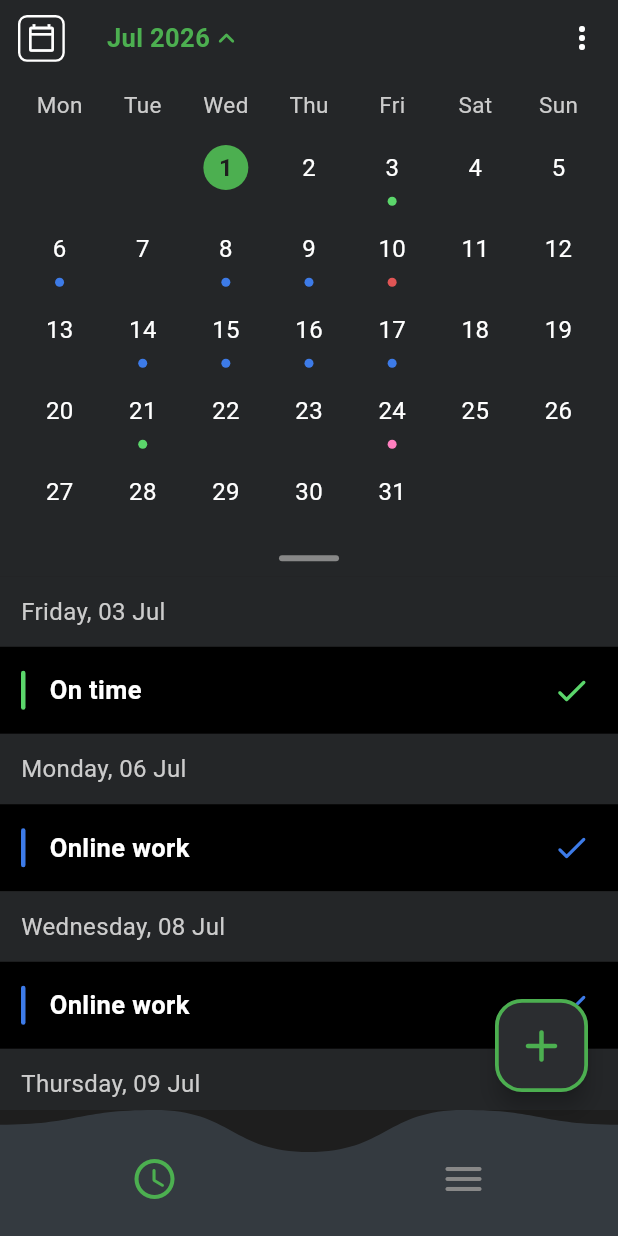
After one commit to Emi7i/ClockOut, a Flutter app: the screen it shows after launch, after a tap on the "calendar month" icon, on a phone screen of 412 x 824 dp. The commit adds this screen. Run offline on Flutter 3.47's test engine with Material 3 defaults, Android fonts, the phone set to English and light mode, and no system bars; our stand-ins replace flutter_bloc, flutter_colorpicker, flutter_local_notifications, permission_handler, sqflite; missing offline and left inert: alarm; accounts and stored records are empty; Roboto replaces fonts that are missing (Arial).

Commit message:
Add calendar view screeen

```diff
--- a/lib/app_shell.dart
+++ b/lib/app_shell.dart
@@ -1,5 +1,6 @@
 import 'package:flutter/material.dart';
 import 'package:flutter_bloc/flutter_bloc.dart';
+import '../features/calendar/screens/calendar_screen.dart';
 import '../features/clock/bloc/clock_bloc.dart';
 import '../features/clock/screens/alarm_ringing_screen.dart';
 import '../features/clock/screens/clock_in_screen.dart';
@@ -29,6 +30,7 @@ class AppShell extends StatefulWidget {
 class _AppShellState extends State<AppShell> with WidgetsBindingObserver {
   int  _navIndex      = 0;
   bool _showSettings  = false;
+  bool _showCalendar  = false;
   bool _ringingScreenOpen = false;
 
   @override
@@ -62,11 +64,14 @@ class _AppShellState extends State<AppShell> with WidgetsBindingObserver {
     setState(() {
       _navIndex     = index;
       _showSettings = false;
+      _showCalendar = false;
     });
   }
 
   void _openSettings()  => setState(() => _showSettings = true);
   void _closeSettings() => setState(() => _showSettings = false);
+  void _openCalendar()  => setState(() => _showCalendar = true);
+  void _closeCalendar() => setState(() => _showCalendar = false);
 
   bool _isRinging(ClockState state) => state is ClockActive && state.isRinging;
 
@@ -103,10 +108,20 @@ class _AppShellState extends State<AppShell> with WidgetsBindingObserver {
       );
     }
 
+    // ── Calendar overlay ──────────────────────────────────
+    if (_showCalendar) {
+      return CalendarScreen(
+        onBack:   _closeCalendar,
+        navIndex: _navIndex,
+        onNavTap: _onNavTap,
+      );
+    }
+
     // ── Tab content ───────────────────────────────────────
     return switch (_navIndex) {
       0 => _ClockTabSwitcher(
            onSettingsTap: _openSettings,
+           onCalendarTap: _openCalendar,
            navIndex:      _navIndex,
            onNavTap:      _onNavTap,
          ),
@@ -117,6 +132,7 @@ class _AppShellState extends State<AppShell> with WidgetsBindingObserver {
          ),
       _ => _ClockTabSwitcher(
            onSettingsTap: _openSettings,
+           onCalendarTap: _openCalendar,
            navIndex:      _navIndex,
            onNavTap:      _onNavTap,
          ),
@@ -128,11 +144,13 @@ class _AppShellState extends State<AppShell> with WidgetsBindingObserver {
 /// based on [ClockBloc] state.
 class _ClockTabSwitcher extends StatelessWidget {
   final VoidCallback      onSettingsTap;
+  final VoidCallback      onCalendarTap;
   final int               navIndex;
   final ValueChanged<int> onNavTap;
 
   const _ClockTabSwitcher({
     required this.onSettingsTap,
+    required this.onCalendarTap,
     required this.navIndex,
     required this.onNavTap,
   });
@@ -143,11 +161,13 @@ class _ClockTabSwitcher extends StatelessWidget {
       builder: (context, state) => switch (state) {
         ClockActive() => ClockedInScreen(
             onSettingsTap: onSettingsTap,
+            onCalendarTap: onCalendarTap,
             navIndex:      navIndex,
             onNavTap:      onNavTap,
           ),
         ClockIdle() => ClockInScreen(
             onSettingsTap: onSettingsTap,
+            onCalendarTap: onCalendarTap,
             navIndex:      navIndex,
             onNavTap:      onNavTap,
           ),
--- a/lib/common_widgets/app_top_bar.dart
+++ b/lib/common_widgets/app_top_bar.dart
@@ -16,12 +16,14 @@ class AppTopBar extends StatelessWidget {
   final String      timeLabel;
   final VoidCallback onSettingsTap;
   final Widget?     trailing;
+  final VoidCallback? onCalendarTap;
 
   const AppTopBar({
     super.key,
     required this.timeLabel,
     required this.onSettingsTap,
     this.trailing,
+    this.onCalendarTap,
   });
 
   @override
@@ -54,6 +56,16 @@ class AppTopBar extends StatelessWidget {
           // ── Optional trailing widget ───────────────────
           if (trailing != null)
             trailing!
+          else if (onCalendarTap != null)
+            GestureDetector(
+              onTap: onCalendarTap,
+              child: Icon(
+                Icons.calendar_month_outlined,
+                color: Theme.of(context).colorScheme.primary,
+                size: 28,
+                semanticLabel: 'Calendar',
+              ),
+            )
           else
             const SizedBox(width: 28), // mirror gear width for centering
         ],
--- a/lib/core/constants/app_text_styles.dart
+++ b/lib/core/constants/app_text_styles.dart
@@ -9,6 +9,9 @@ import 'app_colors.dart';
 abstract final class AppTextStyles {
   /// ← swap font family here
   static const String _font = 'Caveat';
+
+  /// Font used on the calendar screen (plain, non hand-drawn). ← swap here
+  static const String calendarFont = 'Arial';
 
   // ── Display ───────────────────────────────────────────────
   static const TextStyle timeDisplay = TextStyle(
--- /dev/null
+++ b/lib/features/calendar/screens/calendar_screen.dart
@@ -0,0 +1,531 @@
+import 'package:flutter/material.dart';
+import '../../../common_widgets/common_widgets.dart';
+import '../../../core/constants/constants.dart';
+import '../widgets/add_button.dart';
+
+/// ─────────────────────────────────────────────────────────────
+///  CALENDAR SCREEN  (UI shell only — no data / logic wired yet)
+///  Month grid with glowing status dots, a day-by-day status
+///  list below, and a "+" speed-dial for adding entries.
+/// ─────────────────────────────────────────────────────────────
+
+enum DayStatus { onTime, online, vacation, late }
+
+// Status colours (the accent colour stays user-swappable; these are fixed).
+const Color _kOnTime = Color(0xFF5BD66B);
+const Color _kOnline = Color(0xFF3D7BE8);
+const Color _kVacation = Color(0xFFFF7FBF);
+const Color _kLate = Color(0xFFE05555);
+
+Color _statusColor(DayStatus s) => switch (s) {
+      DayStatus.onTime => _kOnTime,
+      DayStatus.online => _kOnline,
+      DayStatus.vacation => _kVacation,
+      DayStatus.late => _kLate,
+    };
+
+// Plain (non hand-drawn) text for this screen; font set in AppTextStyles.calendarFont.
+const TextStyle _text = TextStyle(
+  fontFamily: AppTextStyles.calendarFont,
+  color: AppColors.textPrimary,
+  fontSize: 16,
+);
+
+const Color _kPanel = Color(0xFF242628);
+
+// ── Placeholder data (matches the wireframe: July 2026) ────────
+final DateTime _kMonth = DateTime(2026, 7);
+const int _kSelectedDay = 1;
+const Map<int, DayStatus> _kMockStatuses = {
+  3: DayStatus.onTime,
+  6: DayStatus.online,
+  8: DayStatus.online,
+  9: DayStatus.online,
+  10: DayStatus.late,
+  14: DayStatus.online,
+  15: DayStatus.online,
+  16: DayStatus.online,
+  17: DayStatus.online,
+  21: DayStatus.onTime,
+  24: DayStatus.vacation,
+};
+
+const _weekdays = ['Mon', 'Tue', 'Wed', 'Thu', 'Fri', 'Sat', 'Sun'];
+const _monthNames = [
+  'Jan',
+  'Feb',
+  'Mar',
+  'Apr',
+  'May',
+  'Jun',
+  'Jul',
+  'Aug',
+  'Sep',
+  'Oct',
+  'Nov',
+  'Dec',
+];
+const _weekdayNames = [
+  'Monday',
+  'Tuesday',
+  'Wednesday',
+  'Thursday',
+  'Friday',
+  'Saturday',
+  'Sunday',
+];
+
+class CalendarScreen extends StatefulWidget {
+  final VoidCallback onBack;
+  final int navIndex;
+  final ValueChanged<int> onNavTap;
+
+  const CalendarScreen({
+    super.key,
+    required this.onBack,
+    required this.navIndex,
+    required this.onNavTap,
+  });
+
+  @override
+  State<CalendarScreen> createState() => _CalendarScreenState();
+}
+
+class _CalendarScreenState extends State<CalendarScreen>
+    with SingleTickerProviderStateMixin {
+  late final AnimationController _menu = AnimationController(
+    vsync: this,
+    duration: const Duration(milliseconds: 320),
+  );
+
+  @override
+  void dispose() {
+    _menu.dispose();
+    super.dispose();
+  }
+
+  void _toggleMenu() {
+    if (_menu.isDismissed || _menu.status == AnimationStatus.reverse) {
+      _menu.forward();
+    } else {
+      _menu.reverse();
+    }
+  }
+
+  @override
+  Widget build(BuildContext context) {
+    return PopScope(
+      canPop: false,
+      onPopInvokedWithResult: (didPop, _) {
+        if (didPop) return;
+        if (_menu.value > 0) {
+          _menu.reverse();
+        } else {
+          widget.onBack();
+        }
+      },
+      child: Scaffold(
+        backgroundColor: AppColors.background,
+        body: SafeArea(
+          child: Column(
+            children: [
+              Expanded(
+                child: Stack(
+                  children: [
+                    const _CalendarBody(),
+
+                    // ── Dim scrim while the menu is open ──────
+                    Positioned.fill(
+                      child: AnimatedBuilder(
+                        animation: _menu,
+                        builder: (context, _) => IgnorePointer(
+                          ignoring: _menu.value == 0,
+                          child: GestureDetector(
+                            onTap: _toggleMenu,
+                            child: ColoredBox(
+                              color: Colors.black
+                                  .withValues(alpha: 0.55 * _menu.value),
+                            ),
+                          ),
+                        ),
+                      ),
+                    ),
+
+                    // ── "+" speed dial ────────────────────────
+                    Positioned(
+                      right: AppDimensions.screenPaddingH,
+                      bottom: 12,
+                      child: _AddMenu(controller: _menu, onToggle: _toggleMenu),
+                    ),
+                  ],
+                ),
+              ),
+              AppNavBar(
+                selectedIndex: widget.navIndex,
+                onItemTapped: widget.onNavTap,
+              ),
+            ],
+          ),
+        ),
+      ),
+    );
+  }
+}
+
+// ── Body: header + calendar + status list ────────────────────
+class _CalendarBody extends StatelessWidget {
+  const _CalendarBody();
+
+  @override
+  Widget build(BuildContext context) {
+    final accent = Theme.of(context).colorScheme.primary;
+
+    return Column(
+      children: [
+        // ── Calendar area ────────────────────────────────────
+        Container(
+          color: _kPanel,
+          padding: const EdgeInsets.fromLTRB(12, 10, 12, 0),
+          child: Column(
+            children: [
+              // Header
+              Row(
+                children: [
+                  Container(
+                    padding: const EdgeInsets.all(4),
+                    decoration: BoxDecoration(
+                      border:
+                          Border.all(color: AppColors.textPrimary, width: 1.6),
+                      borderRadius: BorderRadius.circular(6),
+                    ),
+                    child: const Icon(Icons.calendar_today_outlined,
+                        size: 20, color: AppColors.textPrimary),
+                  ),
+                  const SizedBox(width: 28),
+                  Text(
+                    '${_monthNames[_kMonth.month - 1]} ${_kMonth.year}',
+                    style: _text.copyWith(
+                        color: accent,
+                        fontWeight: FontWeight.w600,
+                        fontSize: 17),
+                  ),
+                  Icon(Icons.keyboard_arrow_up_rounded,
+                      color: accent, size: 22),
+                  const Spacer(),
+                  const Icon(Icons.more_vert, color: AppColors.textPrimary),
+                ],
+              ),
+              const SizedBox(height: 18),
+
+              // Weekday labels
+              Row(
+                children: [
+                  for (final d in _weekdays)
+                    Expanded(
+                      child: Center(
+                        child: Text(d,
+                            style: _text.copyWith(
+                                fontSize: 15, color: AppColors.textSecondary)),
+                      ),
+                    ),
+                ],
+              ),
+              const SizedBox(height: 10),
+
+              const _MonthGrid(),
+
+              // Drag handle
+              Padding(
+                padding: const EdgeInsets.symmetric(vertical: 10),
+                child: Container(
+                  width: 40,
+                  height: 4,
+                  decoration: BoxDecoration(
+                    color: AppColors.textMuted,
+                    borderRadius: BorderRadius.circular(2),
+                  ),
+                ),
+              ),
+            ],
+          ),
+        ),
+
+        // ── Status list ──────────────────────────────────────
+        const Expanded(child: _StatusList()),
+      ],
+    );
+  }
+}
+
+class _MonthGrid extends StatelessWidget {
+  const _MonthGrid();
+
+  @override
+  Widget build(BuildContext context) {
+    final accent = Theme.of(context).colorScheme.primary;
+    final daysInMonth = DateUtils.getDaysInMonth(_kMonth.year, _kMonth.month);
+    final leading = _kMonth.weekday - 1; // Monday-first
+    final rows = ((leading + daysInMonth) / 7).ceil();
+
+    return Column(
+      children: [
+        for (var r = 0; r < rows; r++)
+          SizedBox(
+            height: 54,
+            child: Row(
+              children: [
+                for (var c = 0; c < 7; c++)
+                  Expanded(
+                      child:
+                          _cell(r * 7 + c - leading + 1, daysInMonth, accent)),
+              ],
+            ),
+          ),
+      ],
+    );
+  }
+
+  Widget _cell(int day, int daysInMonth, Color accent) {
+    if (day < 1 || day > daysInMonth) return const SizedBox.shrink();
+
+    final selected = day == _kSelectedDay;
+    final status = _kMockStatuses[day];
+
+    return Column(
+      mainAxisAlignment: MainAxisAlignment.center,
+      children: [
+        Container(
+          width: 30,
+          height: 30,
+          alignment: Alignment.center,
+          decoration: selected
+              ? BoxDecoration(color: accent, shape: BoxShape.circle)
+              : null,
+          child: Text(
+            '$day',
+            style: _text.copyWith(
+              fontSize: 16,
+              fontWeight: selected ? FontWeight.w700 : FontWeight.w400,
+              color: selected ? AppColors.background : AppColors.textPrimary,
+            ),
+          ),
+        ),
+        const SizedBox(height: 4),
+        SizedBox(
+          height: 7,
+          child: status == null ? null : _GlowDot(color: _statusColor(status)),
+        ),
+      ],
+    );
+  }
+}
+
+class _GlowDot extends StatelessWidget {
+  final Color color;
+  const _GlowDot({required this.color});
+
+  @override
+  Widget build(BuildContext context) {
+    return Container(
+      width: 6,
+      height: 6,
+      decoration: BoxDecoration(
+        color: color,
+        shape: BoxShape.circle,
+      ),
+    );
+  }
+}
+
+// ── Day-by-day status list ───────────────────────────────────
+class _StatusList extends StatelessWidget {
+  const _StatusList();
+
+  @override
+  Widget build(BuildContext context) {
+    final days = _kMockStatuses.keys.toList()..sort();
+
+    return ListView.builder(
+      padding: const EdgeInsets.only(bottom: 96), // clear of the + button
+      itemCount: days.length,
+      itemBuilder: (context, i) {
+        final day = days[i];
+        final date = DateTime(_kMonth.year, _kMonth.month, day);
+        return Column(
+          crossAxisAlignment: CrossAxisAlignment.start,
+          children: [
+            Container(
+              width: double.infinity,
+              color: _kPanel,
+              padding: const EdgeInsets.symmetric(horizontal: 14, vertical: 12),
+              child: Text(
+                '${_weekdayNames[date.weekday - 1]}, '
+                '${day.toString().padLeft(2, '0')} ${_monthNames[date.month - 1]}',
+                style: _text.copyWith(color: AppColors.textSecondary),
+              ),
+            ),
+            _StatusCard(status: _kMockStatuses[day]!),
+          ],
+        );
+      },
+    );
+  }
+}
+
+class _StatusCard extends StatelessWidget {
+  final DayStatus status;
+  const _StatusCard({required this.status});
+
+  @override
+  Widget build(BuildContext context) {
+    final color = _statusColor(status);
+    final label = switch (status) {
+      DayStatus.onTime => 'On time',
+      DayStatus.online => 'Online work',
+      DayStatus.vacation => 'Vacation day',
+      DayStatus.late => 'Late',
+    };
+
+    return Container(
+      width: double.infinity,
+      color: Colors.black,
+      padding: const EdgeInsets.fromLTRB(14, 16, 18, 16),
+      child: IntrinsicHeight(
+        child: Row(
+          children: [
+            Container(
+              width: 3,
+              decoration: BoxDecoration(
+                color: color,
+                borderRadius: BorderRadius.circular(2),
+              ),
+            ),
+            const SizedBox(width: 16),
+            Expanded(
+              child: Text(
+                label,
+                style: _text.copyWith(
+                  fontSize: 17,
+                  fontWeight: FontWeight.w600,
+                  color: AppColors.textPrimary,
+                ),
+              ),
+            ),
+            if (status == DayStatus.late)
+              Text('-30 minutes',
+                  style:
+                      _text.copyWith(color: color, fontWeight: FontWeight.w600))
+            else
+              Icon(
+                status == DayStatus.vacation
+                    ? Icons.beach_access_rounded
+                    : Icons.check_rounded,
+                color: color,
+                size: 26,
+              ),
+          ],
+        ),
+      ),
+    );
+  }
+}
+
+// ── "+" speed dial ───────────────────────────────────────────
+class _AddMenu extends StatelessWidget {
+  final AnimationController controller;
+  final VoidCallback onToggle;
+
+  const _AddMenu({required this.controller, required this.onToggle});
+
+  static const _options = [
+    'Manual checkin',
+    'Add online work',
+    'Add vacation',
+  ];
+
+  @override
+  Widget build(BuildContext context) {
+    return AnimatedBuilder(
+      animation: controller,
+      builder: (context, _) {
+        return Column(
+          mainAxisSize: MainAxisSize.min,
+          crossAxisAlignment: CrossAxisAlignment.end,
+          children: [
+            for (var i = 0; i < _options.length; i++) _bubble(context, i),
+            AddButton(
+              turns: 0.125 *
+                  Curves.easeOutBack
+                      .transform(controller.value.clamp(0.0, 1.0)),
+              onTap: onToggle,
+            ),
+          ],
+        );
+      },
+    );
+  }
+
+  Widget _bubble(BuildContext context, int index) {
+    final accent = Theme.of(context).colorScheme.primary;
+    final label = _options[index];
+
+    // The bubble nearest the button (last index) animates first.
+    final order = _options.length - 1 - index;
+    final start = order * 0.15;
+    final t = Curves.easeOutCubic.transform(
+      Interval(start, start + 0.55).transform(controller.value),
+    );
+
+    if (t == 0) return const SizedBox.shrink();
+
+    return Opacity(
+      opacity: t,
+      child: Transform.translate(
+        offset: Offset(0, (1 - t) * 24),
+        child: Transform.scale(
+          scale: 0.7 + 0.3 * t,
+          alignment: Alignment.bottomRight,
+          child: Padding(
+            padding: const EdgeInsets.only(bottom: 12),
+            child: SizedBox(
+              width: 230,
+              child: Material(
+                color: Color.alphaBlend(
+                    accent.withValues(alpha: 0.14), const Color(0xFF1C1D1F)),
+                elevation: 4,
+                shadowColor: Colors.black,
+                shape: RoundedRectangleBorder(
+                  borderRadius: BorderRadius.circular(16),
+                  side: BorderSide(color: accent, width: 1.5),
+                ),
+                child: InkWell(
+                  onTap: () => controller.reverse(), // TODO: wire up actions
+                  customBorder: RoundedRectangleBorder(
+                      borderRadius: BorderRadius.circular(16)),
+                  child: Padding(
+                    padding: const EdgeInsets.symmetric(
+                        horizontal: 16, vertical: 14),
+                    child: Row(
+                      children: [
+                        Icon(Icons.add_rounded, size: 22, color: accent),
+                        const SizedBox(width: 12),
+                        Text(
+                          label,
+                          style: _text.copyWith(
+                            color: AppColors.textPrimary,
+                            fontWeight: FontWeight.w600,
+                            fontSize: 16,
+                          ),
+                        ),
+                      ],
+                    ),
+                  ),
+                ),
+              ),
+            ),
+          ),
+        ),
+      ),
+    );
+  }
+}
--- /dev/null
+++ b/lib/features/calendar/widgets/add_button.dart
@@ -0,0 +1,51 @@
+import 'dart:math' as math;
+import 'package:flutter/material.dart';
+
+/// ─────────────────────────────────────────────────────────────
+///  ADD BUTTON
+///  Dark-grey rounded square with an accent border and accent "+".
+///  [turns] rotates the "+" (0.125 = 45°, i.e. an "x").
+/// ─────────────────────────────────────────────────────────────
+class AddButton extends StatelessWidget {
+  final double       turns;
+  final VoidCallback onTap;
+  final double       size;
+
+  const AddButton({
+    super.key,
+    required this.turns,
+    required this.onTap,
+    this.size = 62,
+  });
+
+  @override
+  Widget build(BuildContext context) {
+    final color = Theme.of(context).colorScheme.primary;
+
+    return Semantics(
+      button: true,
+      label: 'Add',
+      child: Material(
+        color: const Color(0xFF2B2D30),
+        elevation: 6,
+        shadowColor: Colors.black,
+        shape: RoundedRectangleBorder(
+          borderRadius: BorderRadius.circular(18),
+          side: BorderSide(color: color, width: 2.5),
+        ),
+        child: InkWell(
+          onTap: onTap,
+          customBorder: RoundedRectangleBorder(borderRadius: BorderRadius.circular(18)),
+          child: SizedBox(
+            width: size,
+            height: size,
+            child: Transform.rotate(
+              angle: turns * 2 * math.pi,
+              child: Icon(Icons.add_rounded, size: 36, color: color),
+            ),
+          ),
+        ),
+      ),
+    );
+  }
+}
--- a/lib/features/clock/screens/clock_in_screen.dart
+++ b/lib/features/clock/screens/clock_in_screen.dart
@@ -13,12 +13,14 @@ import '../bloc/clock_bloc.dart';
 /// ─────────────────────────────────────────────────────────────
 class ClockInScreen extends StatelessWidget {
   final VoidCallback onSettingsTap;
+  final VoidCallback? onCalendarTap;
   final int          navIndex;
   final ValueChanged<int> onNavTap;
 
   const ClockInScreen({
     super.key,
     required this.onSettingsTap,
+    this.onCalendarTap,
     required this.navIndex,
     required this.onNavTap,
   });
@@ -41,6 +43,7 @@ class ClockInScreen extends StatelessWidget {
                 AppTopBar(
                   timeLabel:     DateFormatter.clockTime(idle.currentTime, is12Hour: is12Hour),
                   onSettingsTap: onSettingsTap,
+                  onCalendarTap: onCalendarTap,
                 ),
 
                 // ── Main content ───────────────────────────
--- a/lib/features/clock/screens/clocked_in_screen.dart
+++ b/lib/features/clock/screens/clocked_in_screen.dart
@@ -15,12 +15,14 @@ import '../widgets/clock_out_button.dart';
 /// ─────────────────────────────────────────────────────────────
 class ClockedInScreen extends StatelessWidget {
   final VoidCallback      onSettingsTap;
+  final VoidCallback? onCalendarTap;
   final int               navIndex;
   final ValueChanged<int> onNavTap;
 
   const ClockedInScreen({
     super.key,
     required this.onSettingsTap,
+    this.onCalendarTap,
     required this.navIndex,
     required this.onNavTap,
   });
@@ -50,6 +52,7 @@ class ClockedInScreen extends StatelessWidget {
                   AppTopBar(
                     timeLabel:     DateFormatter.clockTime(active.currentTime, is12Hour: is12Hour),
                     onSettingsTap: onSettingsTap,
+                    onCalendarTap: onCalendarTap,
                   ),
 
                   // ── Main content ───────────────────────────
```
Also changed, not shown: pubspec.lock, 7 other files.
